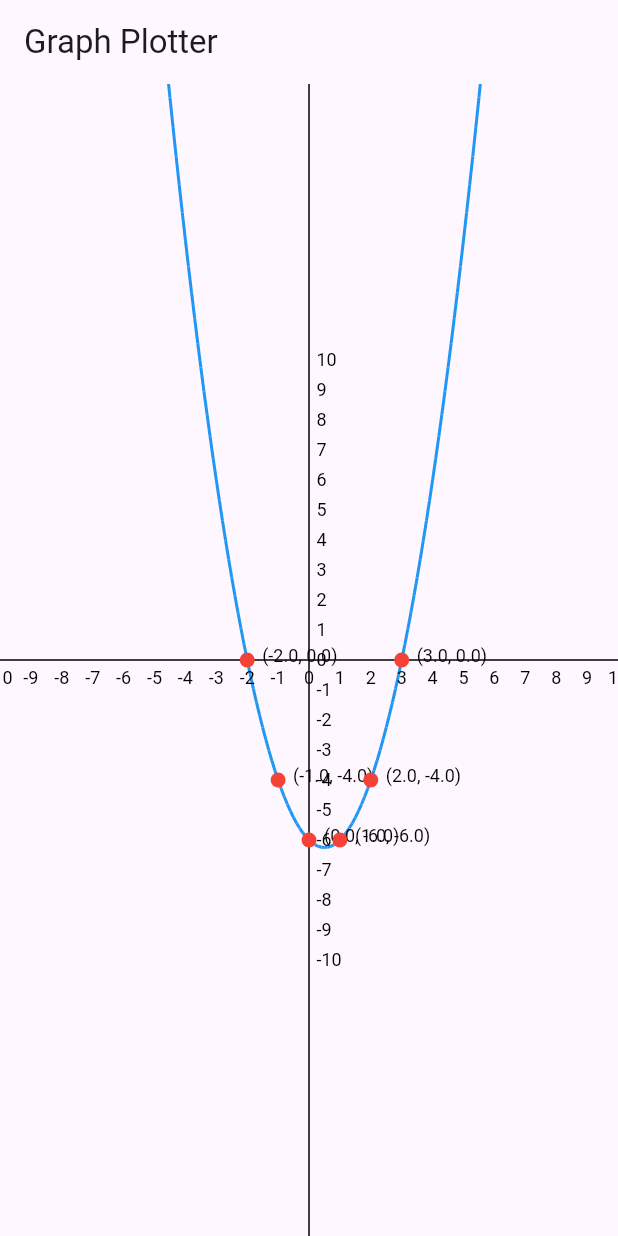
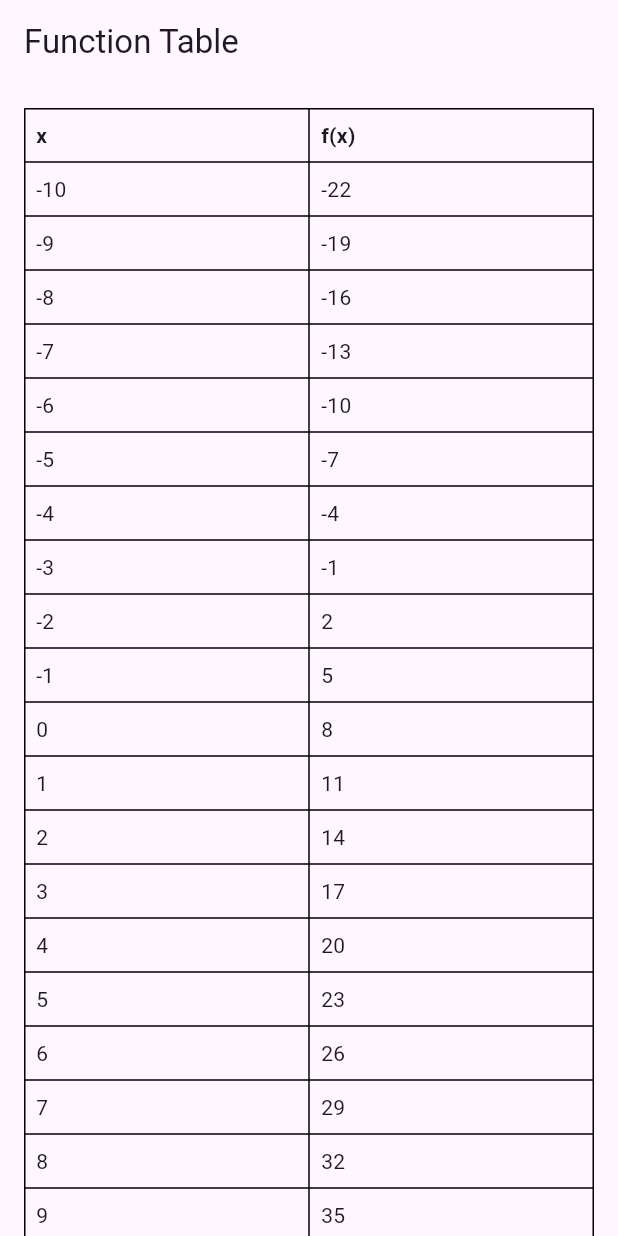
Before and after one commit to chris23-arch/flutterproject, a Flutter app: the screen it shows after launch, on a phone screen of 412 x 824 dp. Run offline on Flutter 3.47's test engine with Material 3 defaults, Android fonts, the phone set to English and light mode, and no system bars; our stand-ins replace audioplayers, carousel_indicator, carousel_slider, fl_chart.

Commit message:
add screen

```diff
--- /dev/null
+++ b/lib/SCREENS/borderscreen.dart
@@ -0,0 +1,62 @@
+import 'package:flutter/material.dart';
+
+class BorderScreen extends StatelessWidget {
+  const BorderScreen({super.key});
+
+  @override
+  Widget build(BuildContext context) {
+    return MaterialApp(
+      home: Scaffold(
+        appBar: AppBar(
+          title: Text('Function Table'),
+        ),
+        body: Padding(
+          padding: const EdgeInsets.all(16.0),
+          child: FunctionTable(), // Use a different name for the custom table widget
+        ),
+      ),
+    );
+  }
+}
+
+class FunctionTable extends StatelessWidget {
+  @override
+  Widget build(BuildContext context) {
+    return Table(
+      border: TableBorder.all(),
+      children: [
+        TableRow(
+          children: [
+            Padding(
+              padding: const EdgeInsets.all(8.0),
+              child: Text(
+                'x',
+                style: TextStyle(fontWeight: FontWeight.bold),
+              ),
+            ),
+            Padding(
+              padding: const EdgeInsets.all(8.0),
+              child: Text(
+                'f(x)',
+                style: TextStyle(fontWeight: FontWeight.bold),
+              ),
+            ),
+          ],
+        ),
+        for (int x = -10; x <= 10; x++)
+          TableRow(
+            children: [
+              Padding(
+                padding: const EdgeInsets.all(8.0),
+                child: Text(x.toString()),
+              ),
+              Padding(
+                padding: const EdgeInsets.all(8.0),
+                child: Text((3 * x + 8).toString()),
+              ),
+            ],
+          ),
+      ],
+    );
+  }
+}
--- a/lib/main.dart
+++ b/lib/main.dart
@@ -3,9 +3,14 @@ import 'package:flutter_tutorial/ASSIG/text_area.dart';
 import 'package:flutter_tutorial/FLUTTER-WIDGETS/bouncing.dart';
 import 'package:flutter_tutorial/FLUTTER-WIDGETS/graph_widget.dart';
 import 'package:flutter_tutorial/FLUTTER-WIDGETS/graphs_widget.dart';
-import 'package:flutter_tutorial/FLUTTER-WIDGETS/graphscreen.dart';
+import 'package:flutter_tutorial/SCREENS/borderscreen.dart';
+import 'package:flutter_tutorial/SCREENS/graphscreen.dart';
 import 'package:flutter_tutorial/FLUTTER-WIDGETS/practice.dart';
 import 'package:flutter_tutorial/FLUTTER-WIDGETS/tabbedview.dart';
+import 'package:flutter_tutorial/SCREENS/soundplayerscreen.dart';
+import 'package:flutter_tutorial/SCREENS/tablescreen.dart';
+
+
 
 void main() {
   runApp(const MyApp());
@@ -18,13 +23,13 @@ class MyApp extends StatelessWidget {
   @override
   Widget build(BuildContext context) {
     return MaterialApp(
-      title: 'Graph of y = 5x + 2',
+      title: 'Function table',
       debugShowCheckedModeBanner: false,
       theme: ThemeData(
         colorScheme: ColorScheme.fromSeed(seedColor: Colors.deepPurple),
         useMaterial3: true,
       ),
-      home: GraphScreen(),
+      home: BorderScreen(),
     );
   }
 }
--- a/pubspec.yaml
+++ b/pubspec.yaml
@@ -41,6 +41,7 @@ dependencies:
   flutter_launcher_icons: ^0.13.1
   fl_chart: ^0.68.0
   maths: any
+  audioplayers: ^6.0.0
 
 flutter_launcher_icons:
   android: "launcher_icon"
@@ -59,7 +60,7 @@ dev_dependencies:
   # rules and activating additional ones.
   flutter_lints: ^3.0.0
 
-# For information on the generic Dart part of this file, see the
+# For information on the generic Dart part of this file, see ther
 # following page: https://dart.dev/tools/pub/pubspec
 
 # The following section is specific to Flutter packages.
@@ -72,7 +73,8 @@ flutter:
 
   # To add assets to your application, add an assets section, like this:
   assets:
-    - assets/images/
+    - assets/sound/
+    - assets/images/jesus.jpg
   #   - images/a_dot_ham.jpeg
 
   # An image asset can refer to one or more resolution-specific "variants", see
```
Also changed, not shown: lib/FLUTTER-WIDGETS/graphscreen.dart (deleted, +0 -134 lines), lib/SCREENS/graphscreen.dart (added, +396 -0 lines), lib/SCREENS/soundplayerscreen.dart (added, +42 -0 lines), lib/SCREENS/tablescreen.dart (added, +61 -0 lines), assets/images/jesus.jpg (renamed from assets/images/jesus christ image.jpg), pubspec.lock, 6 other files.
